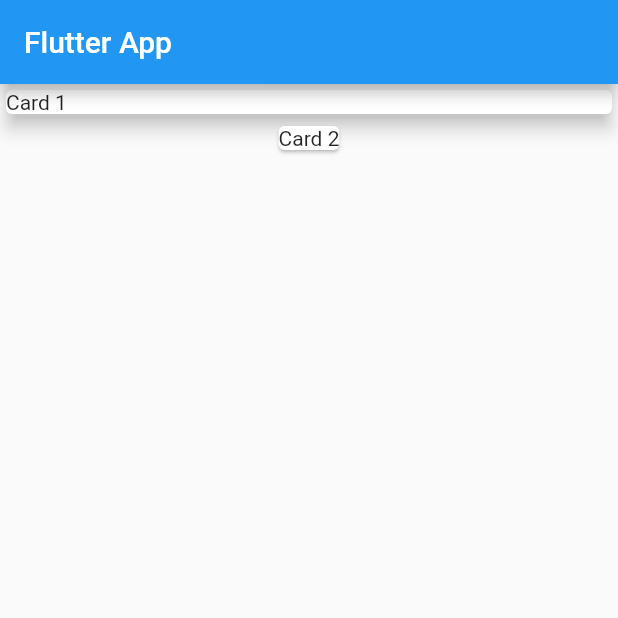
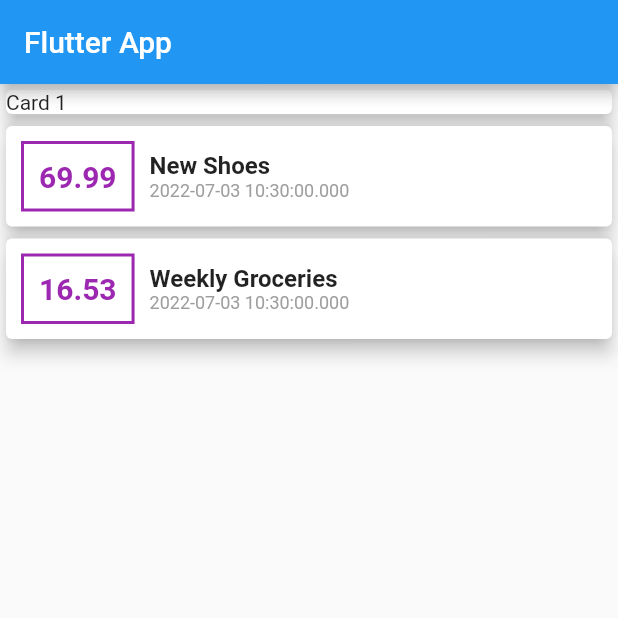
Before and after one commit to Matheus-IT/expenses_planner, a Flutter app: the screen it shows after launch, on a phone screen of 412 x 824 dp, the top half of it. Run offline on Flutter 3.47's test engine with Material 2 defaults, Android fonts, the phone set to English and light mode, and no system bars.

Commit message:
Simple styles for the card

```diff
--- a/lib/main.dart
+++ b/lib/main.dart
@@ -1,4 +1,5 @@
 import 'package:flutter/material.dart';
+import 'transaction.dart';
 
 void main() => runApp(const MyApp());
 
@@ -7,7 +8,7 @@ class MyApp extends StatelessWidget {
 
   @override
   Widget build(BuildContext context) {
-    return const MaterialApp(
+    return MaterialApp(
       title: 'Flutter App',
       home: MyHomePage(),
     );
@@ -15,7 +16,22 @@ class MyApp extends StatelessWidget {
 }
 
 class MyHomePage extends StatelessWidget {
-  const MyHomePage({Key? key}) : super(key: key);
+  final List<Transaction> transactions = [
+    Transaction(
+      id: 't1',
+      title: 'New Shoes',
+      amount: 69.99,
+      date: DateTime.now(),
+    ),
+    Transaction(
+      id: 't2',
+      title: 'Weekly Groceries',
+      amount: 16.53,
+      date: DateTime.now(),
+    ),
+  ];
+
+  MyHomePage({Key? key}) : super(key: key);
 
   @override
   Widget build(BuildContext context) {
@@ -24,16 +40,59 @@ class MyHomePage extends StatelessWidget {
         title: const Text('Flutter App'),
       ),
       body: Column(
-        children: const [
-          SizedBox(
+        children: [
+          const SizedBox(
             width: double.infinity,
             child: Card(
               elevation: 5,
               child: Text('Card 1'),
             ),
           ),
-          Card(
-            child: Text('Card 2'),
+          Column(
+            children: transactions.map((t) {
+              return Card(
+                elevation: 5,
+                child: Row(children: [
+                  Container(
+                    margin: const EdgeInsets.all(10),
+                    padding: const EdgeInsets.all(10),
+                    decoration: BoxDecoration(
+                      border: Border.all(
+                        color: Colors.purple,
+                        width: 2,
+                      ),
+                    ),
+                    child: Text(
+                      t.amount.toString(),
+                      style: TextStyle(
+                        fontWeight: FontWeight.bold,
+                        fontSize: 20,
+                        color: Colors.purple,
+                      ),
+                    ),
+                  ),
+                  Column(
+                    crossAxisAlignment: CrossAxisAlignment.start,
+                    children: [
+                      Text(
+                        t.title,
+                        style: TextStyle(
+                          fontWeight: FontWeight.bold,
+                          fontSize: 16,
+                        ),
+                      ),
+                      Text(
+                        t.date.toString(),
+                        style: TextStyle(
+                          color: Colors.grey,
+                          fontSize: 12,
+                        ),
+                      ),
+                    ],
+                  ),
+                ]),
+              );
+            }).toList(),
           ),
         ],
       ),
```
